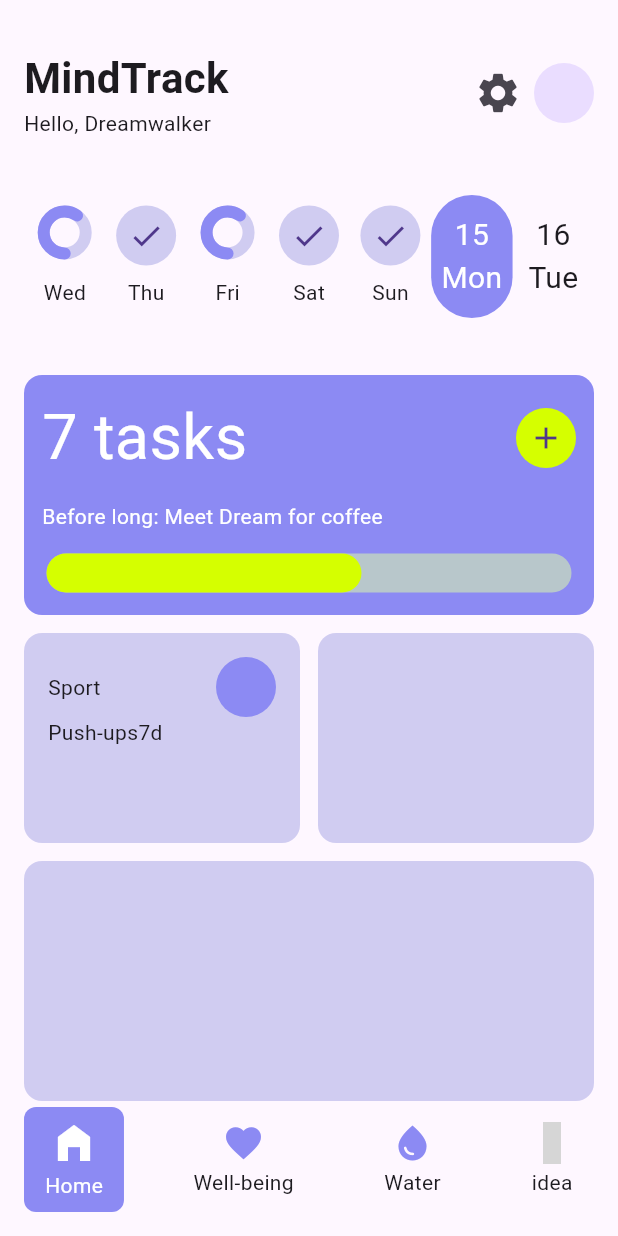
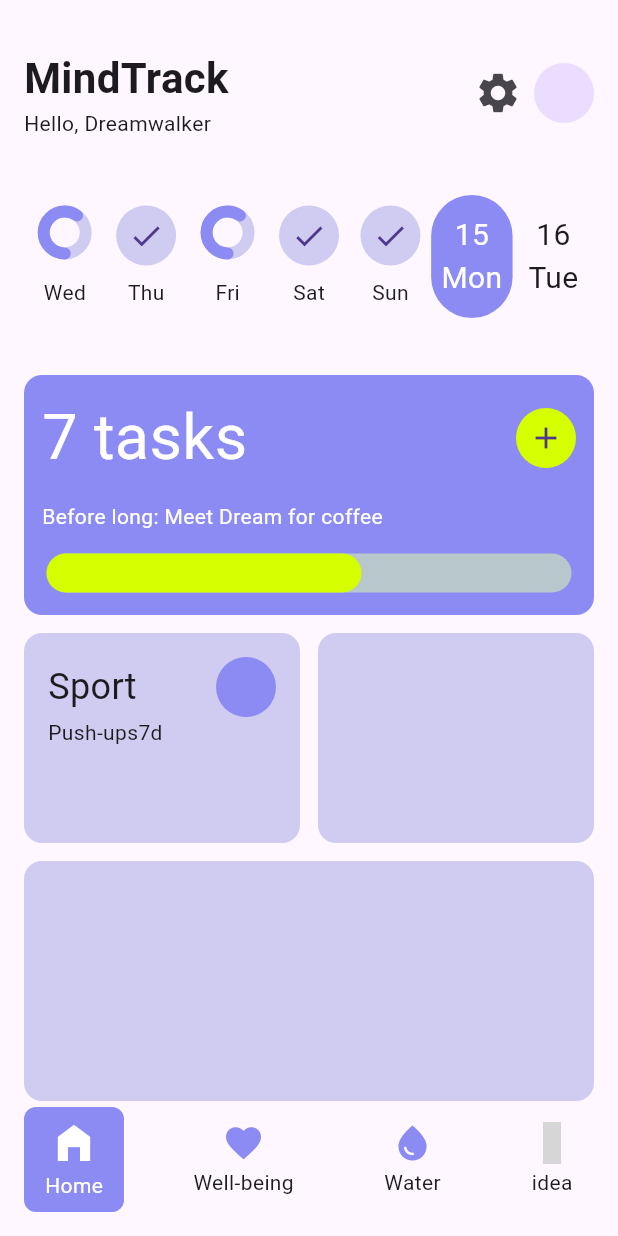
Before and after one commit to JAICHANGPARK/flutter_notebook_chapter_43, a Flutter app: the HabitJournalMainScreen screen opened directly, on a phone screen of 412 x 824 dp. Run offline on Flutter 3.47's test engine with Material 3 defaults, Android fonts, the phone set to English and light mode, and no system bars; drawn by our look-alikes of percent_indicator; our stand-ins replace gap, hugeicons; grey boxes are pictures that could not be loaded.

Commit message:
Update habit_journal_home_screen.dart

```diff
--- a/lib/ep2173_habit_journal_app/ui/home/habit_journal_home_screen.dart
+++ b/lib/ep2173_habit_journal_app/ui/home/habit_journal_home_screen.dart
@@ -260,7 +260,9 @@ class _HabitJournalHomeScreenState extends State<HabitJournalHomeScreen> {
                             Row(
                               mainAxisAlignment: MainAxisAlignment.spaceBetween,
                               children: [
-                                Text("Sport"),
+                                Text("Sport",style: TextStyle(
+                                  fontSize: 24,
+                                ),),
                                 CircleAvatar(
                                   backgroundColor: HabitAppTheme.primary,
                                 ),
```
